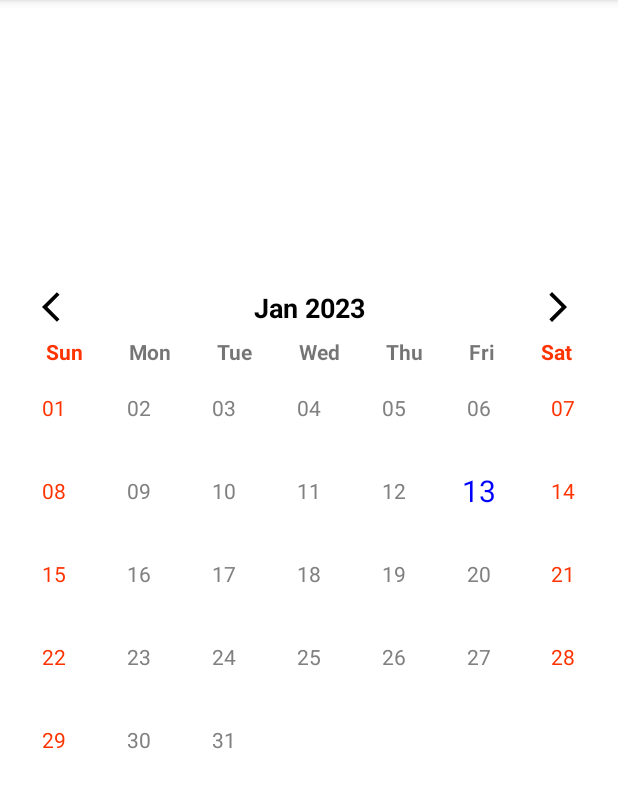
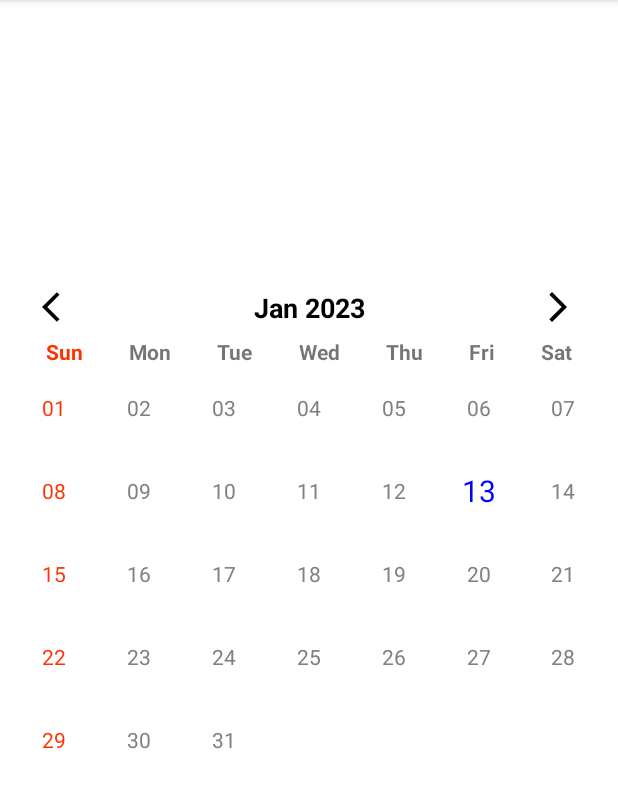
Before and after one commit to nhlynn/butterfly_calendar, an Android app: the screen it shows after launch (MainActivity), after a tap on "01", on a phone screen of 412 x 824 dp, the part 84-892 px from its top. Run offline under Robolectric (Android 15) with nearby library versions, the phone set to English and light mode, and no system bars.

Commit message:
-fix null pointer error -fix off day color

```diff
--- a/app/build.gradle
+++ b/app/build.gradle
@@ -39,11 +39,11 @@ android {
 dependencies {
 
     implementation 'androidx.core:core-ktx:1.9.0'
-    implementation 'androidx.appcompat:appcompat:1.5.1'
+    implementation 'androidx.appcompat:appcompat:1.6.0'
     implementation 'com.google.android.material:material:1.7.0'
     implementation 'androidx.constraintlayout:constraintlayout:2.1.4'
     implementation project(path: ':butterfly_calendar')
     testImplementation 'junit:junit:4.13.2'
-    androidTestImplementation 'androidx.test.ext:junit:1.1.4'
-    androidTestImplementation 'androidx.test.espresso:espresso-core:3.5.0'
+    androidTestImplementation 'androidx.test.ext:junit:1.1.5'
+    androidTestImplementation 'androidx.test.espresso:espresso-core:3.5.1'
 }
--- a/app/src/main/java/com/nylynn/butterfly_calendar/MainActivity.kt
+++ b/app/src/main/java/com/nylynn/butterfly_calendar/MainActivity.kt
@@ -2,7 +2,9 @@ package com.nylynn.butterfly_calendar
 
 import androidx.appcompat.app.AppCompatActivity
 import android.os.Bundle
+import android.widget.Toast
 import com.nylynn.butterfly_calendar.databinding.ActivityMainBinding
+import java.util.*
 
 class MainActivity : AppCompatActivity() {
     private lateinit var binding:ActivityMainBinding
@@ -12,6 +14,24 @@ class MainActivity : AppCompatActivity() {
         binding=ActivityMainBinding.inflate(layoutInflater)
         setContentView(binding.root)
 
-        binding.lynnCal.setWeekendOff()
+        binding.lynnCal.setSuperSundayOff()
+
+        binding.lynnCal.setOnDateClickListener(object : OnDateClickListener{
+            override fun onClick(date: Date) {
+                Toast.makeText(this@MainActivity,"$date",Toast.LENGTH_LONG).show()
+            }
+
+            override fun onLongClick(date: Date) {
+                TODO("Not yet implemented")
+            }
+
+        })
+
+        binding.lynnCal.setOnMonthChangeListener(object : OnMonthChangeListener{
+            override fun onMonthChange(date: String) {
+                Toast.makeText(this@MainActivity,date,Toast.LENGTH_LONG).show()
+            }
+
+        })
     }
 }
--- a/app/src/main/res/layout/activity_main.xml
+++ b/app/src/main/res/layout/activity_main.xml
@@ -13,7 +13,6 @@
         app:layout_constraintBottom_toBottomOf="parent"
         app:layout_constraintEnd_toEndOf="parent"
         app:layout_constraintStart_toStartOf="parent"
-        app:layout_constraintTop_toTopOf="parent"
-        app:weekendOff="true" />
+        app:layout_constraintTop_toTopOf="parent" />
 
 </androidx.constraintlayout.widget.ConstraintLayout>
--- a/butterfly_calendar/build.gradle
+++ b/butterfly_calendar/build.gradle
@@ -37,9 +37,9 @@ android {
 dependencies {
 
     implementation 'androidx.core:core-ktx:1.9.0'
-    implementation 'androidx.appcompat:appcompat:1.5.1'
+    implementation 'androidx.appcompat:appcompat:1.6.0'
     implementation 'com.google.android.material:material:1.7.0'
     testImplementation 'junit:junit:4.13.2'
-    androidTestImplementation 'androidx.test.ext:junit:1.1.4'
-    androidTestImplementation 'androidx.test.espresso:espresso-core:3.5.0'
+    androidTestImplementation 'androidx.test.ext:junit:1.1.5'
+    androidTestImplementation 'androidx.test.espresso:espresso-core:3.5.1'
 }
--- a/butterfly_calendar/src/main/java/com/nylynn/butterfly_calendar/ButterflyCalendar.kt
+++ b/butterfly_calendar/src/main/java/com/nylynn/butterfly_calendar/ButterflyCalendar.kt
@@ -5,6 +5,7 @@ import android.util.AttributeSet
 import android.view.LayoutInflater
 import android.view.View
 import android.widget.LinearLayout
+import androidx.appcompat.content.res.AppCompatResources
 import androidx.appcompat.widget.AppCompatImageButton
 import androidx.recyclerview.widget.GridLayoutManager
 import androidx.recyclerview.widget.LinearLayoutManager
@@ -21,6 +22,8 @@ class ButterflyCalendar constructor(
     private var mainCalendar: Calendar = Calendar.getInstance()
     private lateinit var calendarAdapter: CalendarAdapter
     private var tvYearMonth: MaterialTextView
+    private var lblSun:MaterialTextView
+    private var lblSat:MaterialTextView
     private var btnNext: AppCompatImageButton
     private var btnPrevious: AppCompatImageButton
     private var rvDate: RecyclerView
@@ -36,6 +39,8 @@ class ButterflyCalendar constructor(
         val rootView: View = inflater.inflate(R.layout.butterfly_calendar, this, true)
 
         tvYearMonth = rootView.findViewById(R.id.tv_year_month)
+        lblSun = rootView.findViewById(R.id.lbl_sun)
+        lblSat = rootView.findViewById(R.id.lbl_sat)
         btnNext = rootView.findViewById(R.id.btn_next)
         btnPrevious = rootView.findViewById(R.id.btn_previous)
         rvDate = rootView.findViewById(R.id.rv_date)
@@ -150,10 +155,31 @@ class ButterflyCalendar constructor(
     }
 
     fun setSuperSundayOff() {
+        sundayOff()
+    }
+
+    fun setWeekendOff() {
+        weekendOff()
+    }
+
+    private fun sundayOff() {
+        lblSun.setTextColor(AppCompatResources.getColorStateList(
+            lblSun.context,
+            R.color.red
+        ))
         calendarAdapter.setSuperSundayOff()
     }
 
-    fun setWeekendOff() {
+    private fun weekendOff() {
+        lblSun.setTextColor(AppCompatResources.getColorStateList(
+            lblSun.context,
+            R.color.red
+        ))
+
+        lblSat.setTextColor(AppCompatResources.getColorStateList(
+            lblSat.context,
+            R.color.red
+        ))
         calendarAdapter.setWeekendOff()
     }
 
@@ -187,11 +213,11 @@ class ButterflyCalendar constructor(
 
         try {
             if (typedArray.getBoolean(R.styleable.LynnCustomizeCalendar_superSundayOff, false)) {
-                calendarAdapter.setSuperSundayOff()
+                sundayOff()
             }
 
             if (typedArray.getBoolean(R.styleable.LynnCustomizeCalendar_weekendOff, false)) {
-                calendarAdapter.setWeekendOff()
+                weekendOff()
             }
 
             btnPrevious.setImageResource(
--- a/butterfly_calendar/src/main/java/com/nylynn/butterfly_calendar/CalendarAdapter.kt
+++ b/butterfly_calendar/src/main/java/com/nylynn/butterfly_calendar/CalendarAdapter.kt
@@ -12,13 +12,14 @@ import com.nylynn.butterfly_calendar.databinding.CalendarCellBinding
 import java.util.*
 import kotlin.collections.ArrayList
 
-class CalendarAdapter(dateClickListener: OnDateClickListener) : RecyclerView.Adapter<RecyclerView.ViewHolder>() {
-    private var onDateClickListener=dateClickListener
+class CalendarAdapter(dateClickListener: OnDateClickListener) :
+    RecyclerView.Adapter<RecyclerView.ViewHolder>() {
+    private var onDateClickListener = dateClickListener
     private var dateList = arrayListOf<DatesVO>()
     private var eventList = arrayListOf<EventVO>()
     private var offDayList = arrayListOf<Date>()
-    private var mSuperSunday=false
-    private var mWeekend=false
+    private var mSuperSunday = false
+    private var mWeekend = false
 
     private val c: Calendar = Calendar.getInstance()
     private val todayDate: Date = c.time
@@ -44,7 +45,9 @@ class CalendarAdapter(dateClickListener: OnDateClickListener) : RecyclerView.Ada
             if (dateList[position].date == null) "" else dateFormat.format(dateList[position].date!!)
 
         root.mainCell.setOnClickListener {
-            onDateClickListener.onClick(dateList[position].date!!)
+            if (dateList[position].date != null) {
+                onDateClickListener.onClick(dateList[position].date!!)
+            }
         }
 
         if (dateList[position].date != null) {
@@ -96,7 +99,8 @@ class CalendarAdapter(dateClickListener: OnDateClickListener) : RecyclerView.Ada
 
             for (offDay in offDayList) {
                 if (CalendarConstants.ymdFormatter.format(offDay) ==
-                    CalendarConstants.ymdFormatter.format(dateList[position].date!!)) {
+                    CalendarConstants.ymdFormatter.format(dateList[position].date!!)
+                ) {
                     root.tvMonthDate.setTextColor(
                         AppCompatResources.getColorStateList(
                             root.tvMonthDate.context,
@@ -128,11 +132,11 @@ class CalendarAdapter(dateClickListener: OnDateClickListener) : RecyclerView.Ada
         this.offDayList = event
     }
 
-    fun setSuperSundayOff(){
-        this.mSuperSunday=true
+    fun setSuperSundayOff() {
+        this.mSuperSunday = true
     }
 
-    fun setWeekendOff(){
-        this.mWeekend=true
+    fun setWeekendOff() {
+        this.mWeekend = true
     }
 }
--- a/butterfly_calendar/src/main/res/layout/butterfly_calendar.xml
+++ b/butterfly_calendar/src/main/res/layout/butterfly_calendar.xml
@@ -50,7 +50,6 @@
         android:layout_height="wrap_content"
         android:layout_marginTop="8dp"
         android:text="@string/sun"
-        android:textColor="@color/red"
         android:textStyle="bold"
         app:layout_constraintEnd_toStartOf="@+id/lbl_mon"
         app:layout_constraintStart_toStartOf="parent"
@@ -117,7 +116,6 @@
         android:layout_height="wrap_content"
         android:layout_marginTop="8dp"
         android:text="@string/sat"
-        android:textColor="@color/red"
         android:textStyle="bold"
         app:layout_constraintEnd_toEndOf="parent"
         app:layout_constraintStart_toEndOf="@+id/lbl_fri"
```
